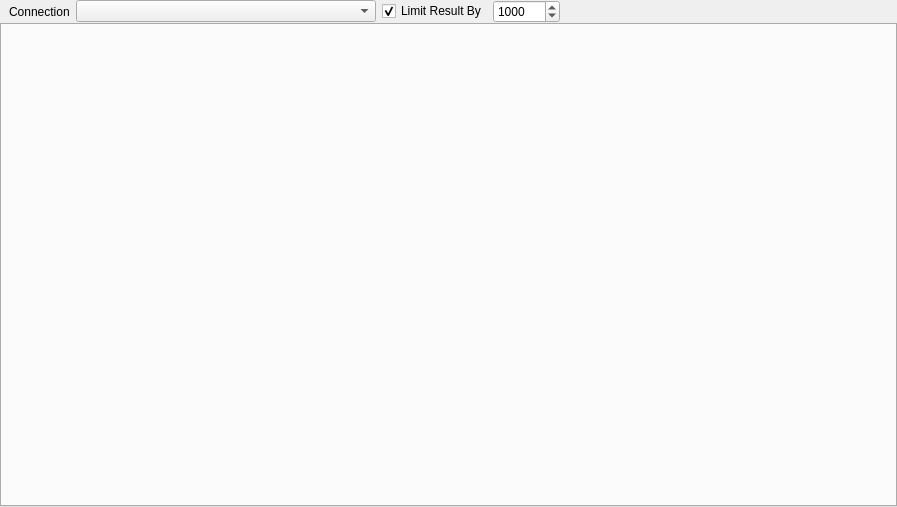
Above: GUI/pgdbatool/sqltool.ui from marcotcal/PG-DBA-Tools before the change. Below: the same form after it.
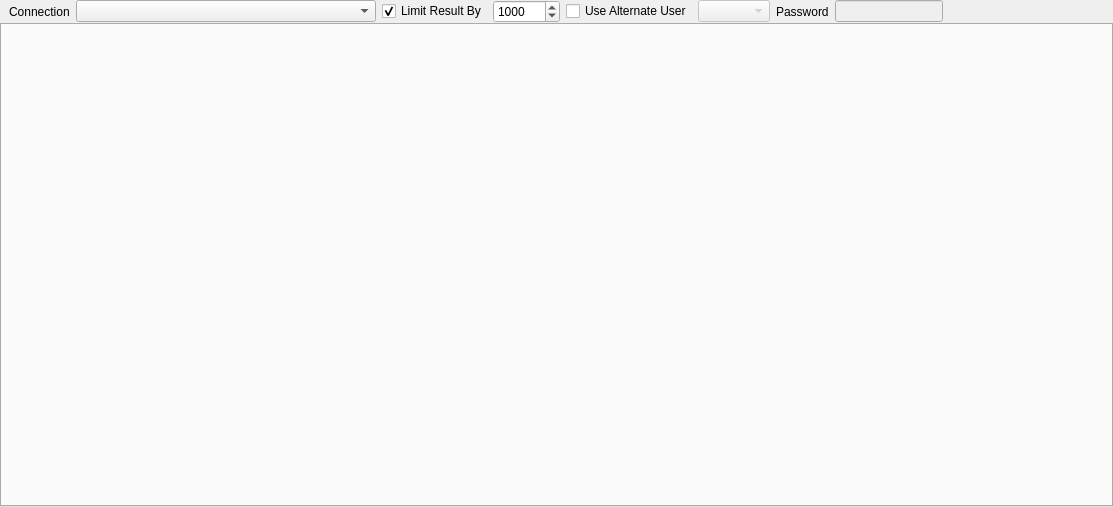
That is the form after the change.

Commit message: Alternate user

Patch:
```diff
--- a/GUI/pgdbatool/sqltool.ui
+++ b/GUI/pgdbatool/sqltool.ui
@@ -6,7 +6,7 @@
    <rect>
     <x>0</x>
     <y>0</y>
-    <width>897</width>
+    <width>1113</width>
     <height>507</height>
    </rect>
   </property>
@@ -37,7 +37,7 @@
      <property name="frameShadow">
       <enum>QFrame::Raised</enum>
      </property>
-     <layout class="QHBoxLayout" name="horizontalLayout" stretch="0,0,0,0,1,0,0">
+     <layout class="QHBoxLayout" name="horizontalLayout" stretch="0,0,0,0,0,0,0,0,1,0,0">
       <property name="topMargin">
        <number>0</number>
       </property>
@@ -99,6 +99,40 @@
         </property>
        </widget>
       </item>
+      <item>
+       <widget class="QCheckBox" name="ck_use_alternate_user">
+        <property name="text">
+         <string>Use Alternate User</string>
+        </property>
+       </widget>
+      </item>
+      <item>
+       <widget class="QComboBox" name="cb_users">
+        <property name="enabled">
+         <bool>false</bool>
+        </property>
+       </widget>
+      </item>
+      <item>
+       <widget class="QLabel" name="lb_password">
+        <property name="text">
+         <string>Password</string>
+        </property>
+        <property name="buddy">
+         <cstring></cstring>
+        </property>
+       </widget>
+      </item>
+      <item>
+       <widget class="QLineEdit" name="ed_password">
+        <property name="enabled">
+         <bool>false</bool>
+        </property>
+        <property name="echoMode">
+         <enum>QLineEdit::Password</enum>
+        </property>
+       </widget>
+      </item>
       <item>
        <spacer name="horizontalSpacer">
         <property name="orientation">
```
The commit also changes 3 other files.
